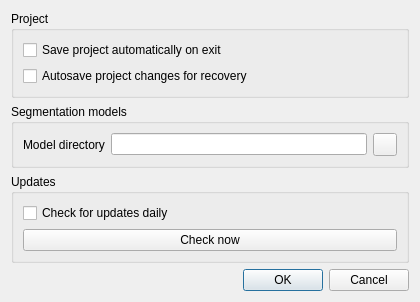
The window that exhale/resources/ui/settings_dialog.ui (ctroein/exhale) describes before a commit, drawn with Qt 5.
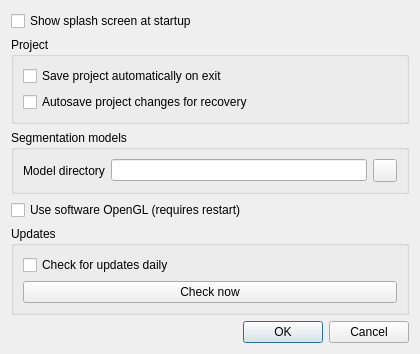
The same window after the commit.

Commit message: Rendering and splash as config options

Patch:
```diff
--- a/exhale/resources/ui/settings_dialog.ui
+++ b/exhale/resources/ui/settings_dialog.ui
@@ -8,6 +8,11 @@
   <property name="windowTitle"><string>Settings</string></property>
   <property name="modal"><bool>true</bool></property>
   <layout class="QVBoxLayout" name="verticalLayout">
+   <item>
+    <widget class="QCheckBox" name="showSplashCheckBox">
+     <property name="text"><string>Show splash screen at startup</string></property>
+    </widget>
+   </item>
    <item>
     <widget class="QGroupBox" name="projectGroupBox">
      <property name="title"><string>Project</string></property>
@@ -43,6 +48,11 @@
      </layout>
     </widget>
    </item>
+   <item>
+    <widget class="QCheckBox" name="softwareOpenGLCheckBox">
+     <property name="text"><string>Use software OpenGL (requires restart)</string></property>
+    </widget>
+   </item>
    <item>
     <widget class="QGroupBox" name="updatesGroupBox">
      <property name="title"><string>Updates</string></property>
```
The commit also changes 11 other files.
